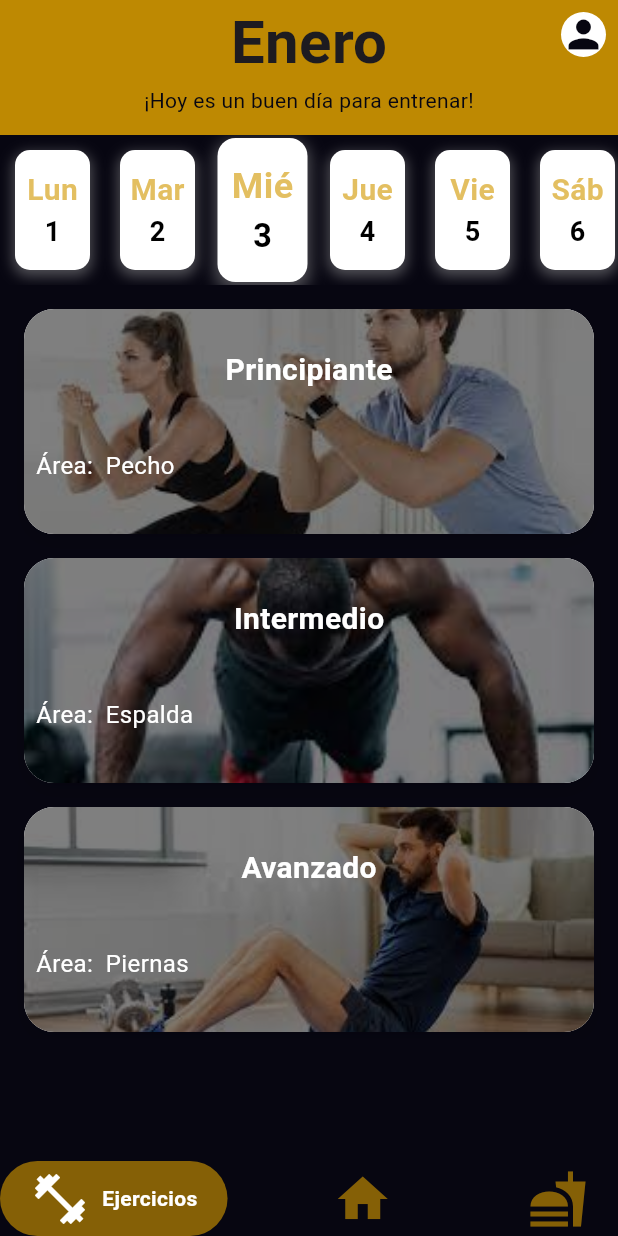
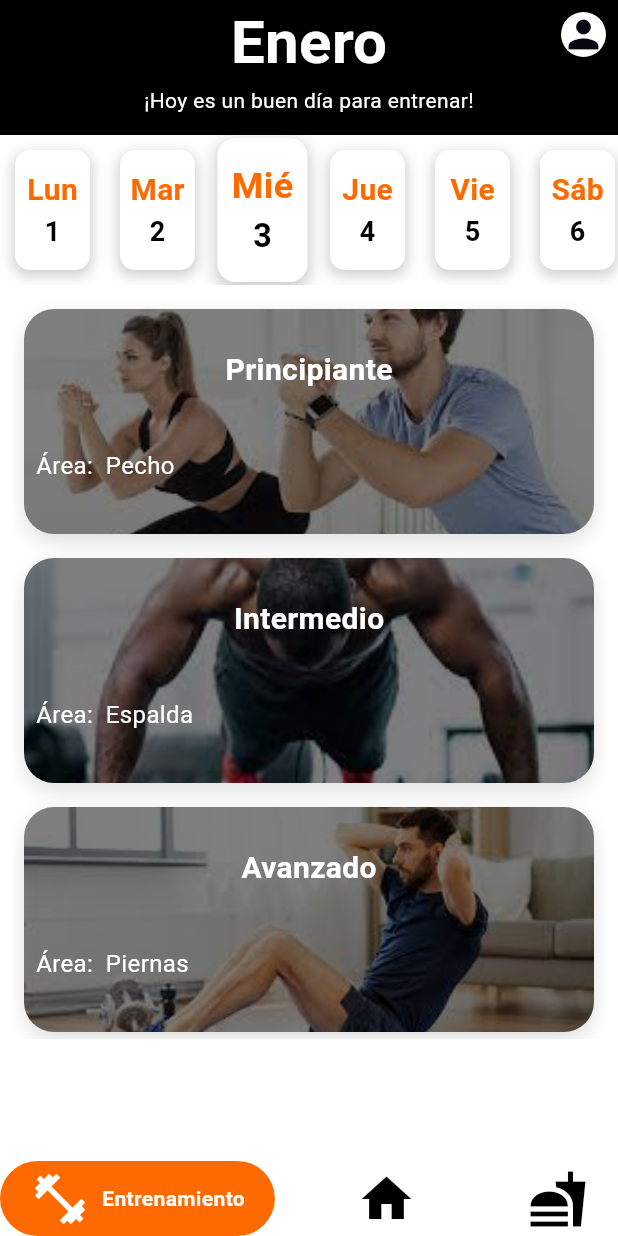
Before and after one commit to CristoferPadilla/flowfit_mobile, a Flutter app: the screen it shows after launch, after a tap on "Iniciar sesión", on a phone screen of 412 x 824 dp. Run offline on Flutter 3.47's test engine with Material 3 defaults, Android fonts, the phone set to English and light mode, and no system bars; drawn by our look-alikes of google_nav_bar; our stand-ins replace flutter_svg, page_transition.

Commit message:
color changes

```diff
--- a/flowfit_mobile/lib/features/home/screens/home_screen.dart
+++ b/flowfit_mobile/lib/features/home/screens/home_screen.dart
@@ -13,7 +13,7 @@ class HomeScreen extends StatelessWidget {
   Widget build(BuildContext context) {
     return const SafeArea(
       child: Scaffold(
-        backgroundColor: PrimaryTheme.backgroundColor,
+        backgroundColor: Colors.white,
         bottomNavigationBar: NavBar(),
         appBar: PreferredSize(
           preferredSize: Size.fromHeight(90),
--- a/flowfit_mobile/lib/features/home/widget/appbar/custome_appbar.dart
+++ b/flowfit_mobile/lib/features/home/widget/appbar/custome_appbar.dart
@@ -9,7 +9,7 @@ class CustomeAppbar extends StatelessWidget {
     return Container(
       width: double.infinity,
       decoration: BoxDecoration(
-        color: PrimaryTheme.secundaryColor.withOpacity(0.9),
+        color: Colors.black,
       ),
       child:  const Column(
         crossAxisAlignment: CrossAxisAlignment.center,
@@ -18,11 +18,11 @@ class CustomeAppbar extends StatelessWidget {
           children: [
             Text(
               'Enero',
-              style: TextStyle(fontSize: 40, fontWeight: FontWeight.bold),
+              style: TextStyle(fontSize: 40, fontWeight: FontWeight.bold, color: Colors.white),
             ),
             Text(
               '¡Hoy es un buen día para entrenar!',
-              style: TextStyle(color: PrimaryTheme.backgroundColor),
+              style: TextStyle(color: Colors.white),
             ),
           ],
            ),
--- a/flowfit_mobile/lib/features/home/widget/navbar/navbar.dart
+++ b/flowfit_mobile/lib/features/home/widget/navbar/navbar.dart
@@ -14,14 +14,14 @@ class NavBar extends StatelessWidget {
       hoverColor: Colors.grey,
       activeColor: Colors.white,
       iconSize: 40,
-      color: PrimaryTheme.secundaryColor,
+      color: Colors.black,
       padding: EdgeInsets.symmetric(horizontal: 20, vertical: 5),
       duration: Duration(milliseconds: 800),
       tabBackgroundColor: PrimaryTheme.secundaryColor,
       tabs: [
         GButton(
           icon: Icons.fitness_center,
-          text: 'Ejercicios',
+          text: 'Entrenamiento',
         ),
         GButton(
           icon: Icons.home,
@@ -29,7 +29,7 @@ class NavBar extends StatelessWidget {
         ),
         GButton(
           icon: Icons.fastfood_sharp,
-          text: 'Comida',
+          text: 'Alimentación',
         ),
       ],
     );
--- a/flowfit_mobile/lib/features/login/screen/login_screen.dart
+++ b/flowfit_mobile/lib/features/login/screen/login_screen.dart
@@ -19,7 +19,7 @@ class LoginScreen extends StatelessWidget {
           children: [
             Container(
               width: double.infinity,
-              color: PrimaryTheme.secundaryColor.withOpacity(0.9),
+              color: Colors.white,
             ),
               Positioned(
                 top: height * 0.1,
@@ -30,9 +30,9 @@ class LoginScreen extends StatelessWidget {
                     color: PrimaryTheme.backgroundColor,
                     shape: BoxShape.circle,
                   ),
-                  child: Icon(
+                  child: const Icon(
                     Icons.fitness_center,
-                    color: PrimaryTheme.secundaryColor.withOpacity(0.8),
+                    color: Colors.white,
                     size: 80,
                   ),
                 ),
@@ -84,7 +84,7 @@ class LoginScreen extends StatelessWidget {
                             Text(
                               '¿Olvidaste tu contraseña?',
                               style: TextStyle(
-                                color: PrimaryTheme.secundaryColor,
+                                color: Colors.white,
                               ),
                             ),
                           ],
@@ -104,7 +104,7 @@ class LoginScreen extends StatelessWidget {
                               );
                             },
                             style: ElevatedButton.styleFrom(
-                              backgroundColor: PrimaryTheme.secundaryColor,
+                              backgroundColor: Colors.white,
                               shape: RoundedRectangleBorder(
                                 borderRadius: BorderRadius.circular(20),
                               ),
@@ -123,7 +123,7 @@ class LoginScreen extends StatelessWidget {
                             const Text(
                               '¿No tienes una cuenta?',
                               style: TextStyle(
-                                color: PrimaryTheme.secundaryColor,
+                                color: Colors.white,
                               ),
                             ),
                             const SizedBox(width: 10),
@@ -132,7 +132,7 @@ class LoginScreen extends StatelessWidget {
                               child: const Text(
                                 'Regístrate',
                                 style: TextStyle(
-                                  color: PrimaryTheme.secundaryColor,
+                                  color: Colors.white,
                                   fontWeight: FontWeight.bold,
                                 ),
                               ),
--- a/flowfit_mobile/lib/features/login/widget/text/title_text.dart
+++ b/flowfit_mobile/lib/features/login/widget/text/title_text.dart
@@ -16,7 +16,7 @@ class CustomeTextTitle extends StatelessWidget {
       style: TextStyle(
         fontSize: size,
         fontWeight: FontWeight.bold,
-        color: PrimaryTheme.secundaryColor,
+        color: Colors.white,
       ),
     );
   }
--- a/flowfit_mobile/lib/features/login/widget/textfield/custome_textfield.dart
+++ b/flowfit_mobile/lib/features/login/widget/textfield/custome_textfield.dart
@@ -15,18 +15,18 @@ class CustomeTextField extends StatelessWidget {
       obscureText: isPassword,
       keyboardType:type ,
       style: const TextStyle(
-        color: PrimaryTheme.secundaryColor,
+        color: Colors.white,
       ),
       decoration: InputDecoration(
         hintText: title,
         hintStyle: const TextStyle(
-          color: PrimaryTheme.secundaryColor,
+          color: Colors.white,
         ),
-        focusColor: PrimaryTheme.secundaryColor,
+        focusColor: Colors.white,
         focusedBorder: const UnderlineInputBorder(
           borderSide: BorderSide(
             style: BorderStyle.solid,
-            color: PrimaryTheme.secundaryColor,
+            color: Colors.white,
           ),
         ),
       ),
--- a/flowfit_mobile/lib/resources/themes/primary_theme.dart
+++ b/flowfit_mobile/lib/resources/themes/primary_theme.dart
@@ -4,7 +4,7 @@ class PrimaryTheme {
   // Colores primarios de la app
   // ignore: use_full_hex_values_for_flutter_colors
   static const Color primaryColor = Color.fromARGB(237, 22, 135, 26);
-  static const Color secundaryColor = Color.fromARGB(158, 210, 151, 0);
+  static const Color secundaryColor = Color.fromARGB(255, 255, 106, 0);
 //Background
   static const Color backgroundColor = Color(0xFF070611);
 
```
